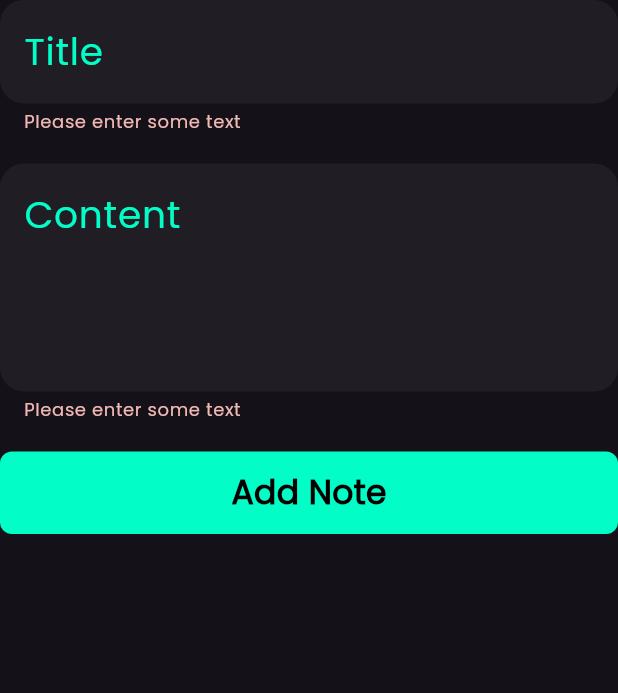
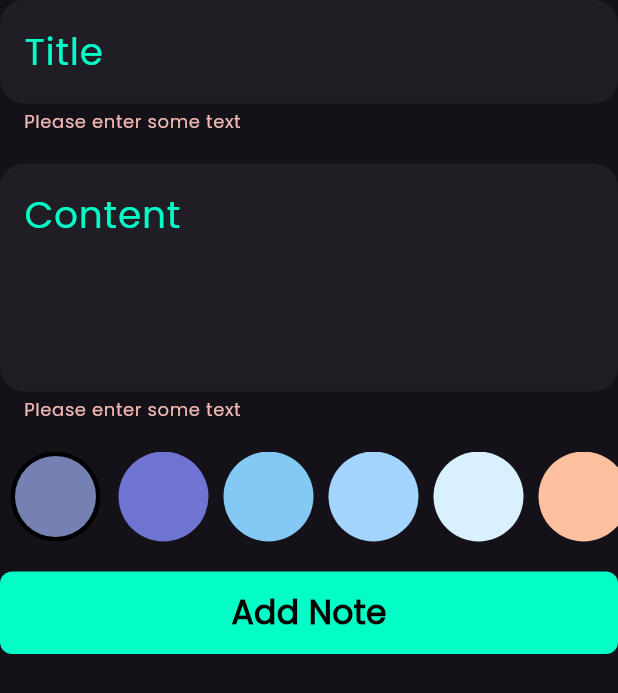
Before and after one commit to MohamedElsay0d/note_app_with_cubit-hive, a Flutter app: the AddNoteForm widget shown alone on an empty page, opened directly, after a tap on "Add Note", on a phone screen of 412 x 824 dp. Shown: the top 693 px of the screen. Run offline on Flutter 3.47's test engine with Material 3 defaults, Android fonts, the phone set to English and light mode, and no system bars; our stand-ins replace bloc, flutter_bloc, hive, hive_flutter; accounts and stored records are empty.

Commit message:
add some colors to notes

```diff
--- a/lib/controllers/cubit/add_note_cubit_cubit.dart
+++ b/lib/controllers/cubit/add_note_cubit_cubit.dart
@@ -1,4 +1,5 @@
 import 'package:bloc/bloc.dart';
+import 'package:flutter/material.dart';
 import 'package:hive_flutter/adapters.dart';
 import 'package:meta/meta.dart';
 import 'package:note_app_with_cubit/constants/Constant.dart';
@@ -9,7 +10,10 @@ part 'add_note_cubit_state.dart';
 class AddNoteCubit extends Cubit<AddNoteCubitState> {
   AddNoteCubit() : super(AddNoteCubitInitial());
 
+  Color color = Colors.blue;
+
   void addNote(Notemodel note) async {
+    note.color = color.value;
     emit(AddNoteLoading());
     try {
       var notesBox = Hive.box<Notemodel>(noteBox);
--- a/lib/widgets/AddNoteForm.dart
+++ b/lib/widgets/AddNoteForm.dart
@@ -6,6 +6,7 @@ import 'package:intl/intl.dart';
 
 import '../controllers/cubit/add_note_cubit_cubit.dart';
 import '../models/NoteModel.dart';
+import 'ColorListview.dart';
 import 'CustomButtonAdd.dart';
 import 'CustomTextField.dart';
 
@@ -73,6 +74,10 @@ class _AddNoteFormState extends State<AddNoteForm> {
           const SizedBox(
             height: 20,
           ),
+          const ColorListview(),
+          const SizedBox(
+            height: 20,
+          ),
           BlocBuilder<AddNoteCubit, AddNoteCubitState>(
             builder: (context, state) {
               return CustomAddButton(
@@ -83,7 +88,8 @@ class _AddNoteFormState extends State<AddNoteForm> {
                         title: title!,
                         content: subtitle!,
                         date: DateFormat.yMd().format(DateTime.now()),
-                        color: _getRandomColorInt());
+                        color:
+                            BlocProvider.of<AddNoteCubit>(context).color.value);
                     BlocProvider.of<AddNoteCubit>(context).addNote(note);
                   } else {
                     autovalidateMode = AutovalidateMode.always;
--- /dev/null
+++ b/lib/widgets/ColorItem.dart
@@ -0,0 +1,24 @@
+import 'package:flutter/material.dart';
+
+class ColorItem extends StatelessWidget {
+  const ColorItem({super.key, required this.isSelected, required this.color});
+
+  final bool isSelected;
+  final Color color;
+  @override
+  Widget build(BuildContext context) {
+    return isSelected
+        ? CircleAvatar(
+            backgroundColor: Colors.black,
+            radius: 32,
+            child: CircleAvatar(
+              radius: 27,
+              backgroundColor: color,
+            ),
+          )
+        : CircleAvatar(
+            radius: 30,
+            backgroundColor: color,
+          );
+  }
+}
--- /dev/null
+++ b/lib/widgets/ColorListview.dart
@@ -0,0 +1,52 @@
+import 'package:flutter/material.dart';
+import 'package:flutter_bloc/flutter_bloc.dart';
+
+import '../controllers/cubit/add_note_cubit_cubit.dart';
+import 'ColorItem.dart';
+
+class ColorListview extends StatefulWidget {
+  const ColorListview({super.key});
+
+  @override
+  State<ColorListview> createState() => _ColorListviewState();
+}
+
+class _ColorListviewState extends State<ColorListview> {
+  int currentIndex = 0;
+  final List<Color> allColors = const [
+    Color(0xFF7681B3),
+    Color(0xFF6F73D2),
+    Color(0xFF83C9F4),
+    Color(0xFFA3D5FF),
+    Color(0xFFD9F0FF),
+    Color(0xFFFFC09F),
+    Color(0xFFADF7B6),
+    Color(0xFFA0CED9),
+    Color(0xFFFCF5C7),
+  ];
+
+  @override
+  Widget build(BuildContext context) {
+    return SizedBox(
+      height: 60,
+      child: ListView.builder(
+        scrollDirection: Axis.horizontal,
+        itemCount: allColors.length,
+        itemBuilder: (context, index) => Padding(
+          padding: const EdgeInsets.symmetric(horizontal: 5.0),
+          child: GestureDetector(
+            onTap: () {
+              currentIndex = index;
+              BlocProvider.of<AddNoteCubit>(context).color = allColors[index];
+              setState(() {});
+            },
+            child: ColorItem(
+              isSelected: currentIndex == index,
+              color: allColors[index],
+            ),
+          ),
+        ),
+      ),
+    );
+  }
+}
```
